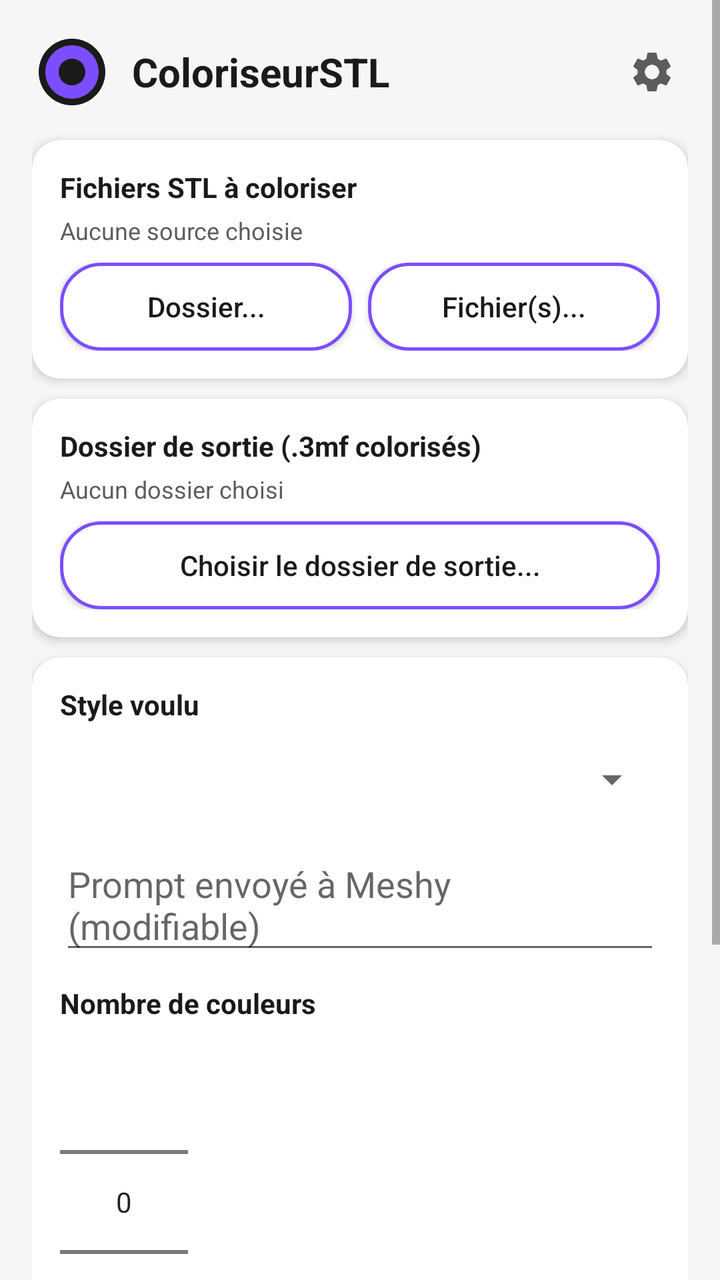
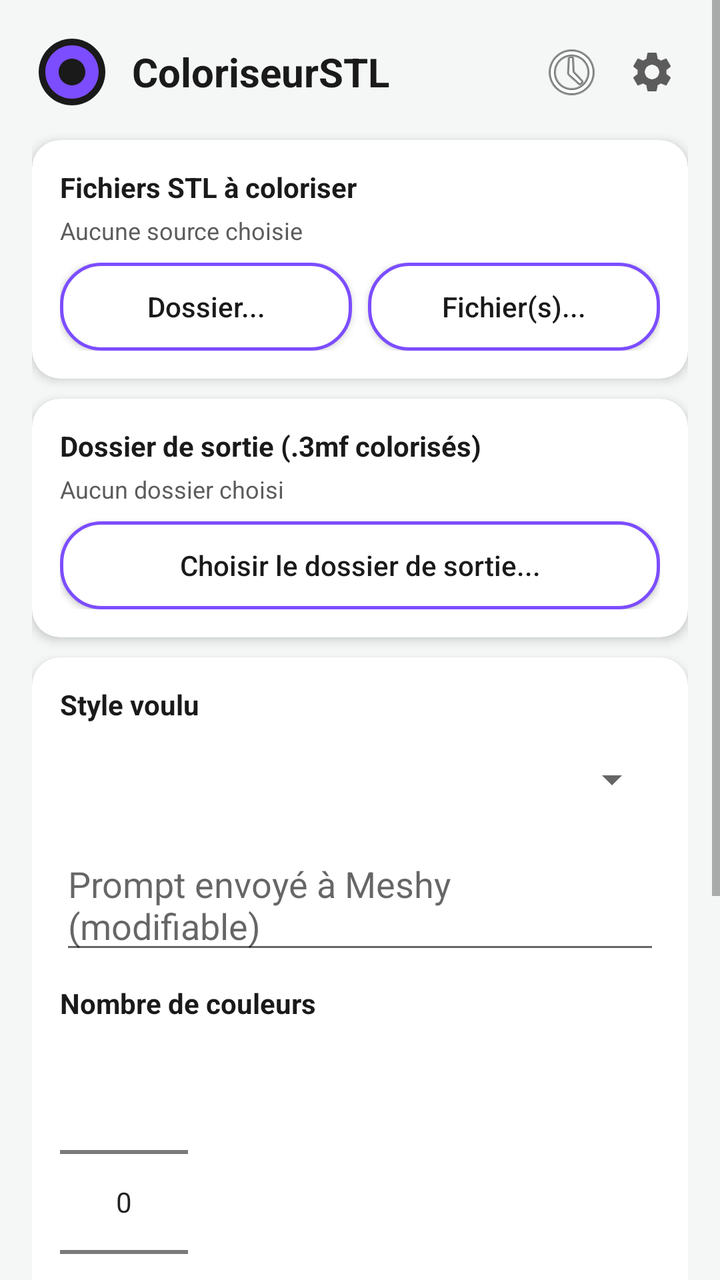

The first picture is an Android layout as it rendered before a commit; the second is the same layout after the commit. The layout source and the unified diff follow.
<!-- AndroidManifest.xml: application theme Theme.ColoriseurSTL -->
<!-- res/layout/activity_main.xml -->
<?xml version="1.0" encoding="utf-8"?>
<ScrollView xmlns:android="http://schemas.android.com/apk/res/android"
    xmlns:app="http://schemas.android.com/apk/res-auto"
    android:layout_width="match_parent"
    android:layout_height="match_parent"
    android:background="@color/fond_clair"
    android:fillViewport="true">

    <LinearLayout
        android:layout_width="match_parent"
        android:layout_height="wrap_content"
        android:orientation="vertical"
        android:padding="16dp">

        
        <LinearLayout
            android:layout_width="match_parent"
            android:layout_height="wrap_content"
            android:orientation="horizontal"
            android:gravity="center_vertical"
            android:paddingBottom="14dp">

            <ImageView
                android:layout_width="40dp"
                android:layout_height="40dp"
                android:src="@drawable/ic_bobine"
                android:contentDescription="Logo" />

            <TextView
                android:layout_width="0dp"
                android:layout_height="wrap_content"
                android:layout_weight="1"
                android:layout_marginStart="10dp"
                android:text="ColoriseurSTL"
                android:textSize="20sp"
                android:textStyle="bold"
                android:textColor="@color/texte_principal" />

            <ImageButton
                android:id="@+id/btnParametres"
                android:layout_width="36dp"
                android:layout_height="36dp"
                android:background="@android:color/transparent"
                android:src="@drawable/ic_parametres"
                android:contentDescription="Paramètres" />
        </LinearLayout>

        
        <androidx.cardview.widget.CardView
            android:layout_width="match_parent"
            android:layout_height="wrap_content"
            android:layout_marginBottom="10dp"
            app:cardCornerRadius="14dp"
            app:cardElevation="3dp"
            app:cardBackgroundColor="@color/carte_blanc">

            <LinearLayout
                android:layout_width="match_parent"
                android:layout_height="wrap_content"
                android:orientation="vertical"
                android:padding="14dp">

                <TextView
                    android:layout_width="wrap_content"
                    android:layout_height="wrap_content"
                    android:text="Fichiers STL à coloriser"
                    android:textColor="@color/texte_principal"
                    android:textStyle="bold" />

                <TextView
                    android:id="@+id/texteSourceChoisie"
                    android:layout_width="match_parent"
                    android:layout_height="wrap_content"
                    android:layout_marginTop="4dp"
                    android:layout_marginBottom="8dp"
                    android:text="Aucune source choisie"
                    android:textColor="@color/texte_secondaire"
                    android:textSize="12sp" />

                <LinearLayout
                    android:layout_width="match_parent"
                    android:layout_height="wrap_content"
                    android:orientation="horizontal">

                    <Button
                        android:id="@+id/btnChoisirDossier"
                        android:layout_width="0dp"
                        android:layout_weight="1"
                        android:layout_height="44dp"
                        android:layout_marginEnd="4dp"
                        android:background="@drawable/fond_bouton_secondaire"
                        android:text="Dossier..."
                        android:textColor="@color/texte_principal"
                        android:textAllCaps="false" />

                    <Button
                        android:id="@+id/btnChoisirFichiers"
                        android:layout_width="0dp"
                        android:layout_weight="1"
                        android:layout_height="44dp"
                        android:layout_marginStart="4dp"
                        android:background="@drawable/fond_bouton_secondaire"
                        android:text="Fichier(s)..."
                        android:textColor="@color/texte_principal"
                        android:textAllCaps="false" />
                </LinearLayout>

            </LinearLayout>

        </androidx.cardview.widget.CardView>

        
        <androidx.cardview.widget.CardView
            android:layout_width="match_parent"
            android:layout_height="wrap_content"
            android:layout_marginBottom="10dp"
            app:cardCornerRadius="14dp"
            app:cardElevation="3dp"
            app:cardBackgroundColor="@color/carte_blanc">

            <LinearLayout
                android:layout_width="match_parent"
                android:layout_height="wrap_content"
                android:orientation="vertical"
                android:padding="14dp">

                <TextView
                    android:layout_width="wrap_content"
                    android:layout_height="wrap_content"
                    android:text="Dossier de sortie (.3mf colorisés)"
                    android:textColor="@color/texte_principal"
                    android:textStyle="bold" />

                <TextView
                    android:id="@+id/texteDossierSortie"
                    android:layout_width="match_parent"
                    android:layout_height="wrap_content"
                    android:layout_marginTop="4dp"
                    android:layout_marginBottom="8dp"
                    android:text="Aucun dossier choisi"
                    android:textColor="@color/texte_secondaire"
                    android:textSize="12sp" />

                <Button
                    android:id="@+id/btnChoisirDossierSortie"
                    android:layout_width="match_parent"
                    android:layout_height="44dp"
                    android:background="@drawable/fond_bouton_secondaire"
                    android:text="Choisir le dossier de sortie..."
                    android:textColor="@color/texte_principal"
                    android:textAllCaps="false" />

            </LinearLayout>

        </androidx.cardview.widget.CardView>

        
        <androidx.cardview.widget.CardView
            android:layout_width="match_parent"
            android:layout_height="wrap_content"
            android:layout_marginBottom="10dp"
            app:cardCornerRadius="14dp"
            app:cardElevation="3dp"
            app:cardBackgroundColor="@color/carte_blanc">

            <LinearLayout
                android:layout_width="match_parent"
                android:layout_height="wrap_content"
                android:orientation="vertical"
                android:padding="14dp">

                <TextView
                    android:layout_width="wrap_content"
                    android:layout_height="wrap_content"
                    android:text="Style voulu"
                    android:textColor="@color/texte_principal"
                    android:textStyle="bold" />

                <Spinner
                    android:id="@+id/menuPrompt"
                    android:layout_width="match_parent"
                    android:layout_height="44dp"
                    android:layout_marginTop="6dp" />

                <EditText
                    android:id="@+id/editPrompt"
                    android:layout_width="match_parent"
                    android:layout_height="wrap_content"
                    android:layout_marginTop="8dp"
                    android:hint="Prompt envoyé à Meshy (modifiable)" />

                <TextView
                    android:layout_width="wrap_content"
                    android:layout_height="wrap_content"
                    android:layout_marginTop="10dp"
                    android:text="Nombre de couleurs"
                    android:textColor="@color/texte_principal"
                    android:textStyle="bold" />

                <NumberPicker
                    android:id="@+id/selecteurCouleurs"
                    android:layout_width="wrap_content"
                    android:layout_height="wrap_content" />

            </LinearLayout>

        </androidx.cardview.widget.CardView>

        <Button
            android:id="@+id/btnLancer"
            android:layout_width="match_parent"
            android:layout_height="52dp"
            android:layout_marginBottom="14dp"
            android:background="@drawable/fond_bouton_principal"
            android:text="Lancer la colorisation"
            android:textColor="@color/carte_blanc"
            android:textAllCaps="false"
            android:textStyle="bold"
            android:textSize="16sp" />

        
        <LinearLayout
            android:layout_width="match_parent"
            android:layout_height="wrap_content"
            android:orientation="horizontal"
            android:layout_marginBottom="8dp">

            <Button
                android:id="@+id/ongletFichiers"
                android:layout_width="0dp"
                android:layout_weight="1"
                android:layout_height="40dp"
                android:text="Fichiers STL"
                android:textAllCaps="false"
                android:textSize="12sp" />

            <Button
                android:id="@+id/ongletResultats"
                android:layout_width="0dp"
                android:layout_weight="1"
                android:layout_height="40dp"
                android:text="Résultats"
                android:textAllCaps="false"
                android:textSize="12sp" />

            <Button
                android:id="@+id/ongletAvancement"
                android:layout_width="0dp"
                android:layout_weight="1"
                android:layout_height="40dp"
                android:text="Avancement"
                android:textAllCaps="false"
                android:textSize="12sp" />
        </LinearLayout>

        <TextView
            android:id="@+id/texteCompteurGalerie"
            android:layout_width="match_parent"
            android:layout_height="wrap_content"
            android:layout_marginBottom="6dp"
            android:textColor="@color/texte_secondaire"
            android:textSize="12sp" />

        <GridLayout
            android:id="@+id/galerieFichiers"
            android:layout_width="match_parent"
            android:layout_height="wrap_content"
            android:columnCount="3"
            android:visibility="visible" />

        <GridLayout
            android:id="@+id/galerieResultats"
            android:layout_width="match_parent"
            android:layout_height="wrap_content"
            android:columnCount="3"
            android:visibility="gone" />

        <TextView
            android:id="@+id/texteJournal"
            android:layout_width="match_parent"
            android:layout_height="wrap_content"
            android:minHeight="300dp"
            android:background="@color/carte_blanc"
            android:fontFamily="monospace"
            android:padding="10dp"
            android:textIsSelectable="true"
            android:textSize="11sp"
            android:visibility="gone" />

    </LinearLayout>

</ScrollView>
<!-- resources referenced by this layout -->
<resources>
  <color name="carte_blanc">#FFFFFF</color>
  <color name="fond_clair">#F5F7F7</color>
  <color name="texte_principal">#1A1A1A</color>
  <color name="texte_secondaire">#5C5C5C</color>
  <!-- drawable fond_bouton_principal (drawable) -->
  <?xml version="1.0" encoding="utf-8"?>
  <ripple xmlns:android="http://schemas.android.com/apk/res/android" android:color="@color/bordure_legere">
      <item><shape android:shape="rectangle">
          <gradient android:startColor="@color/accent_violet" android:endColor="@color/accent_violet_fonce" android:angle="90" />
          <corners android:radius="24dp" />
      </shape></item>
  </ripple>
  <!-- drawable fond_bouton_secondaire (drawable) -->
  <?xml version="1.0" encoding="utf-8"?>
  <ripple xmlns:android="http://schemas.android.com/apk/res/android" android:color="@color/accent_violet">
      <item><shape android:shape="rectangle">
          <solid android:color="@color/carte_blanc" />
          <corners android:radius="20dp" />
          <stroke android:width="1.5dp" android:color="@color/accent_violet" />
      </shape></item>
  </ripple>
  <!-- drawable ic_bobine (drawable) -->
  <vector xmlns:android="http://schemas.android.com/apk/res/android"
      android:width="24dp" android:height="24dp" android:viewportWidth="24" android:viewportHeight="24">
      <path android:fillColor="#1A1A1A" android:pathData="M12,2C6.48,2 2,6.48 2,12s4.48,10 10,10s10,-4.48 10,-10S17.52,2 12,2z" />
      <path android:fillColor="#7C4DFF" android:pathData="M12,4C7.58,4 4,7.58 4,12s3.58,8 8,8s8,-3.58 8,-8S16.42,4 12,4zM12,16c-2.21,0 -4,-1.79 -4,-4s1.79,-4 4,-4s4,1.79 4,4S14.21,16 12,16z" />
      <path android:fillColor="#1A1A1A" android:pathData="M12,10c-1.1,0 -2,0.9 -2,2s0.9,2 2,2s2,-0.9 2,-2S13.1,10 12,10z" />
  </vector>
  <!-- drawable ic_parametres (drawable) -->
  <vector xmlns:android="http://schemas.android.com/apk/res/android"
      android:width="24dp" android:height="24dp" android:viewportWidth="24" android:viewportHeight="24">
      <path android:fillColor="#5C5C5C" android:pathData="M19.14,12.94c0.04,-0.3 0.06,-0.61 0.06,-0.94c0,-0.32 -0.02,-0.64 -0.07,-0.94l2.03,-1.58c0.18,-0.14 0.23,-0.41 0.12,-0.61l-1.92,-3.32c-0.12,-0.22 -0.37,-0.29 -0.59,-0.22l-2.39,0.96c-0.5,-0.38 -1.03,-0.7 -1.62,-0.94L14.4,2.81c-0.04,-0.24 -0.24,-0.41 -0.48,-0.41h-3.84c-0.24,0 -0.43,0.17 -0.47,0.41L9.25,5.35C8.66,5.59 8.12,5.92 7.63,6.29L5.24,5.33c-0.22,-0.08 -0.47,0 -0.59,0.22L2.74,8.87C2.62,9.08 2.66,9.34 2.86,9.48l2.03,1.58C4.84,11.36 4.8,11.69 4.8,12s0.02,0.64 0.07,0.94l-2.03,1.58c-0.18,0.14 -0.23,0.41 -0.12,0.61l1.92,3.32c0.12,0.22 0.37,0.29 0.59,0.22l2.39,-0.96c0.5,0.38 1.03,0.7 1.62,0.94l0.36,2.54c0.05,0.24 0.24,0.41 0.48,0.41h3.84c0.24,0 0.44,-0.17 0.47,-0.41l0.36,-2.54c0.59,-0.24 1.13,-0.56 1.62,-0.94l2.39,0.96c0.22,0.08 0.47,0 0.59,-0.22l1.92,-3.32c0.12,-0.22 0.07,-0.47 -0.12,-0.61L19.14,12.94zM12,15.6c-1.98,0 -3.6,-1.62 -3.6,-3.6s1.62,-3.6 3.6,-3.6s3.6,1.62 3.6,3.6S13.98,15.6 12,15.6z" />
  </vector>
  <style name="Theme.ColoriseurSTL" parent="Theme.AppCompat.Light.NoActionBar">
          <item name="colorPrimary">@color/accent_violet</item>
          <item name="android:windowBackground">@color/fond_clair</item>
      </style>
  <color name="bordure_legere">#E2E2E2</color>
  <color name="accent_violet">#7C4DFF</color>
  <color name="accent_violet_fonce">#4527A0</color>
</resources>

<!-- the commit's change to res/layout/activity_main.xml (unified diff, before → after) -->
@@ -35,6 +35,15 @@
                 android:textSize="20sp"
                 android:textStyle="bold"
                 android:textColor="@color/texte_principal" />
+
+            <ImageButton
+                android:id="@+id/btnHistorique"
+                android:layout_width="36dp"
+                android:layout_height="36dp"
+                android:layout_marginEnd="4dp"
+                android:background="@android:color/transparent"
+                android:src="@android:drawable/ic_menu_recent_history"
+                android:contentDescription="Historique" />
 
             <ImageButton
                 android:id="@+id/btnParametres"
@@ -206,11 +215,18 @@
 
         </androidx.cardview.widget.CardView>
 
+        <TextView
+            android:id="@+id/texteEstimationCout"
+            android:layout_width="match_parent"
+            android:layout_height="wrap_content"
+            android:layout_marginBottom="6dp"
+            android:textColor="@color/texte_secondaire"
+            android:textSize="11sp" />
+
         <Button
             android:id="@+id/btnLancer"
             android:layout_width="match_parent"
             android:layout_height="52dp"
-            android:layout_marginBottom="14dp"
             android:background="@drawable/fond_bouton_principal"
             android:text="Lancer la colorisation"
             android:textColor="@color/carte_blanc"
@@ -219,6 +235,43 @@
             android:textSize="16sp" />
 
         
+        <Button
+            android:id="@+id/btnAnnuler"
+            android:layout_width="match_parent"
+            android:layout_height="52dp"
+            android:background="@drawable/fond_bouton_secondaire"
+            android:text="Annuler"
+            android:textColor="@color/texte_principal"
+            android:textAllCaps="false"
+            android:textStyle="bold"
+            android:textSize="16sp"
+            android:visibility="gone" />
+
+        
+        <Button
+            android:id="@+id/btnRelancerEchecs"
+            android:layout_width="match_parent"
+            android:layout_height="52dp"
+            android:layout_marginTop="8dp"
+            android:background="@drawable/fond_bouton_secondaire"
+            android:text="Relancer les échecs"
+            android:textColor="@color/texte_principal"
+            android:textAllCaps="false"
+            android:textStyle="bold"
+            android:textSize="16sp"
+            android:visibility="gone" />
+
+        <ProgressBar
+            android:id="@+id/barreProgression"
+            style="?android:attr/progressBarStyleHorizontal"
+            android:layout_width="match_parent"
+            android:layout_height="wrap_content"
+            android:layout_marginTop="8dp"
+            android:layout_marginBottom="14dp"
+            android:max="100"
+            android:visibility="gone" />
+
+        
         <LinearLayout
             android:layout_width="match_parent"
             android:layout_height="wrap_content"
@@ -249,6 +302,38 @@
                 android:layout_weight="1"
                 android:layout_height="40dp"
                 android:text="Avancement"
+                android:textAllCaps="false"
+                android:textSize="12sp" />
+        </LinearLayout>
+
+        <LinearLayout
+            android:id="@+id/barreOutilsGalerieFichiers"
+            android:layout_width="match_parent"
+            android:layout_height="wrap_content"
+            android:orientation="horizontal"
+            android:layout_marginBottom="4dp">
+
+            <Button
+                android:id="@+id/btnToutCocher"
+                android:layout_width="0dp"
+                android:layout_weight="1"
+                android:layout_height="36dp"
+                android:layout_marginEnd="4dp"
+                android:background="@drawable/fond_bouton_secondaire"
+                android:text="Tout cocher"
+                android:textColor="@color/texte_principal"
+                android:textAllCaps="false"
+                android:textSize="12sp" />
+
+            <Button
+                android:id="@+id/btnToutDecocher"
+                android:layout_width="0dp"
+                android:layout_weight="1"
+                android:layout_height="36dp"
+                android:layout_marginStart="4dp"
+                android:background="@drawable/fond_bouton_secondaire"
+                android:text="Tout décocher"
+                android:textColor="@color/texte_principal"
                 android:textAllCaps="false"
                 android:textSize="12sp" />
         </LinearLayout>
